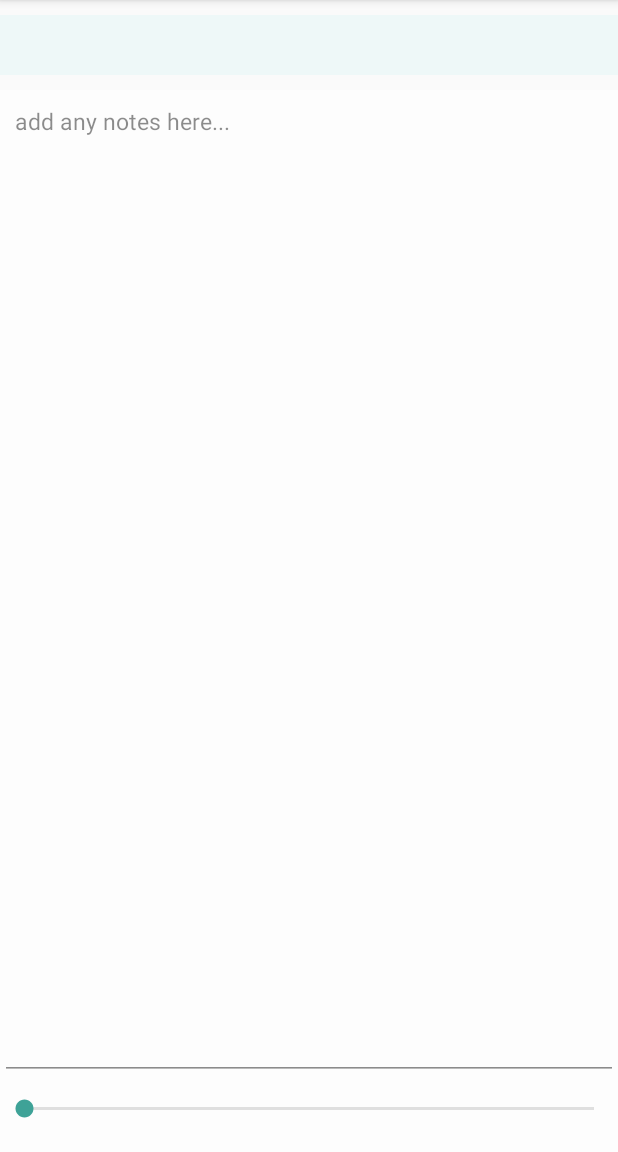
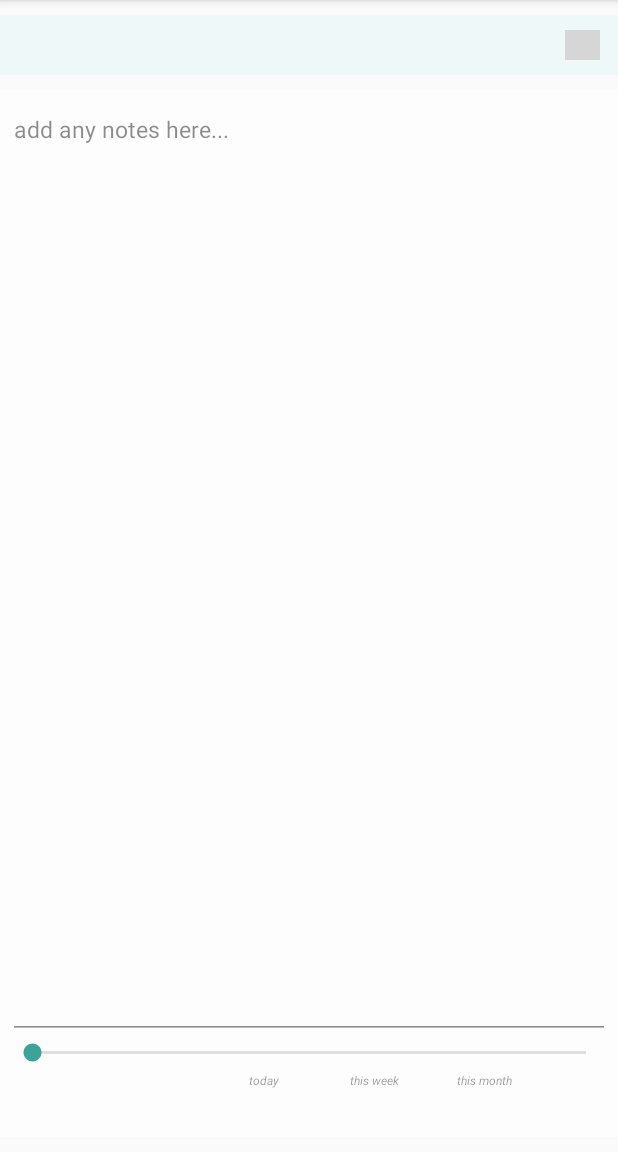
Before and after one commit to ramkivenkatachalam/listy, an Android app: the fragment TodoDetailsFragment shown on its own in the app's theme, on a phone screen of 412 x 824 dp, the part 84-1236 px from its top. Run offline under Robolectric (Android 15) with nearby library versions, the phone set to English and light mode, and no system bars; 4 statements that could not run were skipped; grey boxes are pictures that could not be loaded.

Commit message:
adding logic to support todo details update.

```diff
--- a/app/src/main/java/com/example/ramki/listy/ITodoDetailFragment.java
+++ b/app/src/main/java/com/example/ramki/listy/ITodoDetailFragment.java
@@ -14,4 +14,6 @@ public abstract class ITodoDetailFragment extends Fragment {
 
     // setup handlers for callback
     public abstract void setOnUpdateHandler(OnTodoUpdateHandler handler);
+
+    public abstract void setOnDeleteHandler(OnTodoDeleteHandler handler);
 }
--- a/app/src/main/java/com/example/ramki/listy/TodoDetailsFragment.java
+++ b/app/src/main/java/com/example/ramki/listy/TodoDetailsFragment.java
@@ -1,29 +1,79 @@
 package com.example.ramki.listy;
 
 import android.os.Bundle;
+import android.util.Log;
 import android.view.LayoutInflater;
 import android.view.View;
+import android.view.View.OnClickListener;
 import android.view.ViewGroup;
-import android.widget.TextView;
+import android.widget.EditText;
+import android.widget.ImageButton;
+import android.widget.SeekBar;
 
 import com.example.ramki.listy.model.TodoEntry;
+
+
+import java.util.Date;
 
 /**
  * Implementation of ITodoDetailFragment
  */
 public class TodoDetailsFragment extends ITodoDetailFragment {
-    private TextView tvTodoTitle;
+
+    private EditText etTodoTitle;
+    private EditText etTodoNote;
+    private ImageButton btnDelete;
+
     private TodoEntry todo;
     private OnTodoUpdateHandler updateListener;
+    private OnTodoDeleteHandler deleteHandler;
+    private SeekBar sbDue;
+
 
     @Override
     public View onCreateView(LayoutInflater inflater, ViewGroup container,
         Bundle savedInstanceState) {
+        Log.i("TodoDetailsFragment", "onCreateView : " + todo.toString());
+
         // Inflate the layout for this fragment
         View todoDetailsView =  inflater.inflate(R.layout.fragment_todo_details, container, false);
-        tvTodoTitle = (TextView) todoDetailsView.findViewById(R.id.tvTodoTitle);
-        tvTodoTitle.setText(todo.getTitle());
+        etTodoTitle = (EditText) todoDetailsView.findViewById(R.id.etTodoTitle);
+        etTodoTitle.setText(todo.getTitle());
+        etTodoNote = (EditText) todoDetailsView.findViewById(R.id.etNote);
+        etTodoNote.setText(todo.getNotes());
+        btnDelete = (ImageButton) todoDetailsView.findViewById(R.id.btnDelete);
+        sbDue = (SeekBar) todoDetailsView.findViewById(R.id.sbDue);
+        sbDue.setMax(4);
+        sbDue.setProgress(todo.getDueEnum());
+        setupListeners();
         return todoDetailsView;
+    }
+
+
+    @Override
+    public void onPause() {
+        super.onPause();
+        TodoEntry updatedTodo = todo.copy();
+        final String notes = etTodoNote.getText().toString();
+        Date due = todo.getDue();
+        int d = sbDue.getProgress();
+
+        // see if the todo is updated and if so, call the update handler
+        if (!todo.compare(notes, d)) {
+            todo.setNotes(notes);
+            todo.setDue(d);
+            Log.i("TodoDetailsFragment(" + this + ")", "todo changed");
+            updateListener.onTodoUpdate(todo);
+        }
+    }
+
+    private void setupListeners() {
+        btnDelete.setOnClickListener(new OnClickListener() {
+            @Override
+            public void onClick(View v) {
+                deleteHandler.onTodoDelete(todo);
+            }
+        });
     }
 
     @Override
@@ -32,8 +82,13 @@ public class TodoDetailsFragment extends ITodoDetailFragment {
     }
 
     @Override
-    public void setOnUpdateHandler(OnTodoUpdateHandler listener) {
-        this.updateListener = listener;
+    public void setOnUpdateHandler(OnTodoUpdateHandler handler) {
+        this.updateListener = handler;
+    }
+
+    @Override
+    public void setOnDeleteHandler(OnTodoDeleteHandler handler) {
+        this.deleteHandler = handler;
     }
 
 }
--- a/app/src/main/res/layout/fragment_todo_details.xml
+++ b/app/src/main/res/layout/fragment_todo_details.xml
@@ -5,48 +5,115 @@
     >
 
 
-    <EditText
+    <LinearLayout
         android:layout_width="match_parent"
         android:layout_height="40dp"
-        android:id="@+id/tvTodoTitle"
-        android:paddingLeft="10dp"
+        android:orientation="horizontal"
+        android:id="@+id/header"
+        android:background="#EEF8F8"
         android:layout_marginTop="10dp"
-        android:gravity="center_vertical"
-        android:fontFamily="Trebuchet MS"
         android:layout_marginBottom="10dp"
-        android:editable="false"
-        android:background="#EEF8F8"
-        android:layout_alignParentTop="true"/>
+        android:weightSum="1">
+
+        <EditText
+            android:layout_height="match_parent"
+            android:layout_width="200dp"
+            android:id="@+id/etTodoTitle"
+            android:paddingLeft="10dp"
+            android:gravity="center_vertical"
+            android:fontFamily="Trebuchet MS"
+            android:background="#EEF8F8"
+            android:inputType="none"
+            android:layout_weight="0.93"/>
+
+        <ImageButton
+            android:layout_width="12dp"
+            android:layout_height="20dp"
+            android:layout_gravity="center"
+            android:scaleType="fitXY"
+            android:background="#EEF8F8"
+            android:src="@drawable/trashcan_icon"
+            android:id="@+id/btnDelete"
+            android:layout_alignParentRight="true"
+            android:layout_marginRight="10dp"
+            android:layout_weight="0.06"/>
+
+
+    </LinearLayout>
 
     <RelativeLayout
         android:layout_width="match_parent"
         android:layout_height="fill_parent"
         android:background="#ffffff"
+        android:padding="5dp"
         android:alpha="0.75"
-        android:layout_below="@+id/tvTodoTitle">
+        android:layout_marginBottom="10dp"
+        android:layout_below="@+id/header">
         <EditText
             android:layout_width="match_parent"
             android:layout_height="fill_parent"
-            android:padding="10dp"
             android:textSize="15sp"
             android:gravity="top"
-            android:editable="false"
-            android:id="@+id/textView"
+            android:id="@+id/etNote"
             android:layout_alignParentStart="true"
-            android:layout_above="@+id/seekBar"
             android:layout_alignParentTop="true"
-            android:hint="@string/todo_notes_hint_label"/>
+            android:hint="@string/todo_notes_hint_label"
+            android:layout_above="@+id/dueSelector"/>
 
-        <SeekBar
+        <RelativeLayout
             android:layout_width="match_parent"
-            android:layout_height="wrap_content"
-            android:layout_marginTop="10dp"
-            android:id="@+id/seekBar"
-            android:layout_marginBottom="20dp"
+            android:layout_height="60dp"
             android:layout_alignParentBottom="true"
-            android:layout_alignParentStart="true"/>
+            android:id="@+id/dueSelector"
+            >
+
+            <SeekBar
+                android:layout_width="match_parent"
+                android:layout_height="wrap_content"
+                android:id="@+id/sbDue"
+                android:layout_alignParentStart="true"
+                android:layout_alignParentTop="true"
+                android:layout_alignParentEnd="true"/>
+
+            <TextView
+                android:layout_width="60dp"
+                android:layout_height="20dp"
+                android:id="@+id/tvNow"
+                android:textSize="8sp"
+                android:gravity="center"
+                android:text="@string/today_label"
+                android:textStyle="italic"
+                android:layout_below="@+id/sbDue"
+                android:layout_marginRight="14dp"
+                android:layout_toLeftOf="@+id/tvWeek"/>
+
+            <TextView
+                android:layout_width="60dp"
+                android:layout_height="20dp"
+                android:id="@+id/tvWeek"
+                android:textSize="8sp"
+                android:gravity="center"
+                android:text="@string/this_week_label"
+                android:textStyle="italic"
+                android:layout_below="@+id/sbDue"
+                android:layout_marginRight="13dp"
+                android:layout_toLeftOf="@+id/tvMonth"/>
+
+            <TextView
+                android:layout_width="60dp"
+                android:layout_height="20dp"
+                android:id="@+id/tvMonth"
+                android:textSize="8sp"
+                android:gravity="center"
+                android:text="@string/this_month_label"
+                android:textStyle="italic"
+                android:layout_marginEnd="54dp"
+                android:layout_alignTop="@+id/tvWeek"
+                android:layout_alignParentEnd="true"/>
+        </RelativeLayout>
 
 
     </RelativeLayout>
 
+
 </RelativeLayout>
--- a/app/src/main/res/values/strings.xml
+++ b/app/src/main/res/values/strings.xml
@@ -4,8 +4,10 @@
     <string name="action_settings">Settings</string>
     <string name="add_todo_hint_label">Add new item here</string>
     <string name="add_button_label">Add</string>
-    <string name="today_label">now</string>
-    <string name="this_week_label">soon</string>
+    <string name="today_label">today</string>
+    <string name="this_week_label">this week</string>
+    <string name="this_month_label">this month</string>
     <string name="todo_notes_hint_label">add any notes here...</string>
     <string name="empty_todo_alert">Enter some text before pressing </string>
+    <string name="now_label">now</string>
 </resources>
```
Also changed, not shown: app/src/main/java/com/example/ramki/listy/TodoActivity.java (+8 -0 lines), app/src/main/java/com/example/ramki/listy/TodoItemHolder.java (+10 -4 lines), app/src/main/java/com/example/ramki/listy/model/TodoEntry.java (+91 -3 lines), 1 other file.
